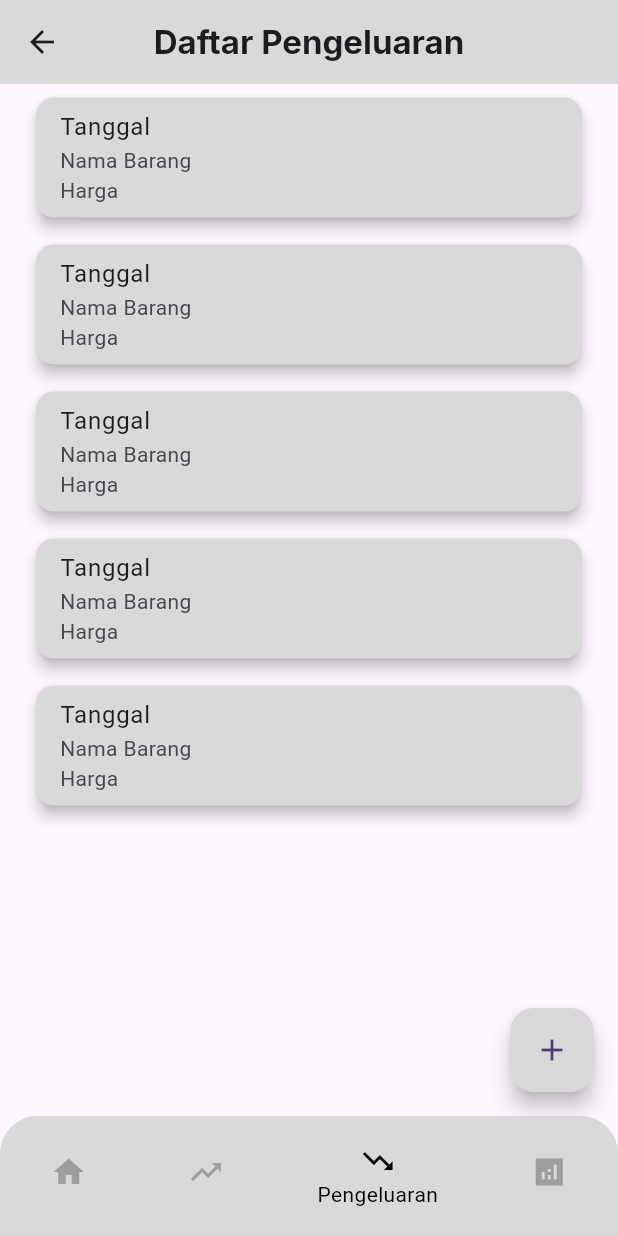
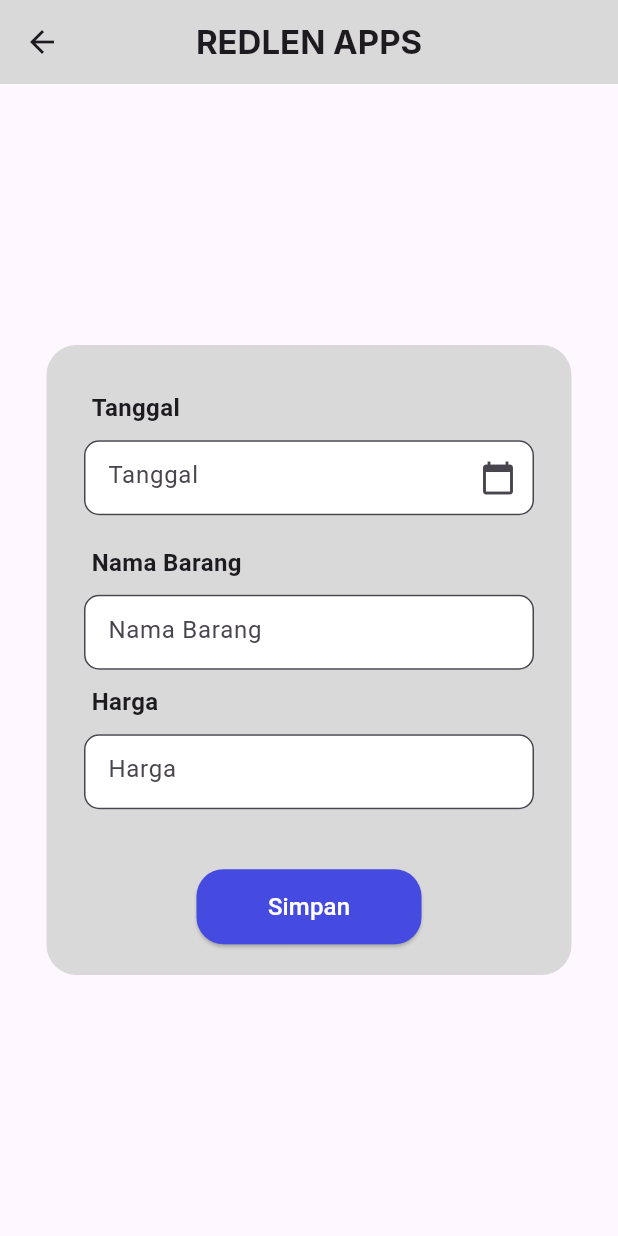
Before and after one commit to prgtyfzh/063_RedlenShoesCleaning, a Flutter app: the DashboardAdmin screen opened directly, item 3 of the bottom bar chosen, after a tap on the "add" icon, on a phone screen of 412 x 824 dp. Run offline on Flutter 3.47's test engine with Material 2 defaults, Android fonts, the phone set to English and light mode, and no system bars; our stand-ins replace google_fonts.

Commit message:
membuat form create pengeluaran

```diff
--- a/lib/view/dashboardadmin.dart
+++ b/lib/view/dashboardadmin.dart
@@ -1,5 +1,6 @@
 import 'package:flutter/material.dart';
 import 'package:google_fonts/google_fonts.dart';
+import 'package:redlenshoescleaning/view/pengeluaran/createpengeluaran.dart';
 
 class DashboardAdmin extends StatefulWidget {
   const DashboardAdmin({Key? key}) : super(key: key);
@@ -255,12 +256,12 @@ class _DashboardAdminState extends State<DashboardAdmin> {
           ),
           floatingActionButton: FloatingActionButton(
             onPressed: () {
-              // Navigator.push(
-              //   context,
-              //   MaterialPageRoute(
-              //     builder: (context) => const AddContact(),
-              //   ),
-              // );
+              Navigator.push(
+                context,
+                MaterialPageRoute(
+                  builder: (context) => const CreatePengeluaran(),
+                ),
+              );
             },
             backgroundColor: const Color(0xFFD9D9D9),
             child: const Icon(Icons.add),
--- /dev/null
+++ b/lib/view/pengeluaran/createpengeluaran.dart
@@ -0,0 +1,200 @@
+import 'package:flutter/material.dart';
+import 'package:google_fonts/google_fonts.dart';
+
+class CreatePengeluaran extends StatefulWidget {
+  const CreatePengeluaran({super.key});
+
+  @override
+  State<CreatePengeluaran> createState() => _CreatePengeluaranState();
+}
+
+class _CreatePengeluaranState extends State<CreatePengeluaran> {
+  final TextEditingController _tanggalController = TextEditingController();
+
+  @override
+  Widget build(BuildContext context) {
+    return Scaffold(
+      appBar: AppBar(
+        backgroundColor: const Color(0xFFD9D9D9),
+        centerTitle: true,
+        title: Text(
+          'REDLEN APPS',
+          style: GoogleFonts.inter(
+            fontWeight: FontWeight.bold,
+          ),
+        ),
+      ),
+      body: Center(
+        child: Padding(
+          padding: const EdgeInsets.all(20.0),
+          child: Container(
+            width: 350,
+            height: 420,
+            decoration: BoxDecoration(
+              color: const Color(0xFFD9D9D9),
+              borderRadius: BorderRadius.circular(20),
+            ),
+            child: Center(
+              child: Column(
+                mainAxisAlignment: MainAxisAlignment.center,
+                children: [
+                  const Padding(
+                    padding: EdgeInsets.symmetric(
+                      vertical: 10.0,
+                      horizontal: 30.0,
+                    ),
+                    child: Align(
+                      alignment: Alignment.centerLeft,
+                      child: Text(
+                        'Tanggal', // Teks di atas TextFormField
+                        style: TextStyle(
+                          fontSize: 16,
+                          fontWeight: FontWeight.bold,
+                        ),
+                        textAlign: TextAlign.start,
+                      ),
+                    ),
+                  ),
+                  SizedBox(
+                    width: 300,
+                    height: 50,
+                    child: TextFormField(
+                      // controller: _tanggalController,
+                      decoration: InputDecoration(
+                        hintText: 'Tanggal',
+                        border: OutlineInputBorder(
+                          borderRadius: BorderRadius.circular(10.0),
+                        ),
+                        filled: true,
+                        fillColor: Colors.white,
+                        suffixIcon: IconButton(
+                          icon: const Icon(Icons.calendar_today),
+                          onPressed: () {
+                            // DatePicker.showDatePicker(
+                            //   context,
+                            //   showTitleActions: true,
+                            //   minTime: DateTime(2000, 1, 1),
+                            //   maxTime: DateTime(2030, 12, 31),
+                            //   onConfirm: (date) {
+                            //     _tanggalController.text = date
+                            //         .toString(); // Atur nilai teks sesuai tanggal yang dipilih
+                            //   },
+                            //   currentTime: DateTime.now(),
+                            //   locale: LocaleType.en,
+                            // );
+                          },
+                        ),
+                      ),
+                      readOnly: true, // Disable manual text input
+                      controller:
+                          _tanggalController, // Use a TextEditingController to control the text field value
+                    ),
+                  ),
+                  const SizedBox(height: 10),
+                  const Padding(
+                    padding: EdgeInsets.symmetric(
+                      vertical: 10.0,
+                      horizontal: 30.0,
+                    ),
+                    child: Align(
+                      alignment: Alignment.centerLeft,
+                      child: Text(
+                        'Nama Barang', // Teks di atas TextFormField
+                        style: TextStyle(
+                          fontSize: 16,
+                          fontWeight: FontWeight.bold,
+                        ),
+                        textAlign: TextAlign.start,
+                      ),
+                    ),
+                  ),
+                  SizedBox(
+                    width: 300,
+                    height: 50,
+                    child: TextFormField(
+                      // controller: _tanggalController,
+                      decoration: InputDecoration(
+                        hintText: 'Nama Barang',
+                        border: OutlineInputBorder(
+                          borderRadius: BorderRadius.circular(10.0),
+                        ),
+                        filled: true,
+                        fillColor: Colors.white,
+                      ),
+                    ),
+                  ),
+                  const Padding(
+                    padding: EdgeInsets.symmetric(
+                      vertical: 10.0,
+                      horizontal: 30.0,
+                    ),
+                    child: Align(
+                      alignment: Alignment.centerLeft,
+                      child: Text(
+                        'Harga', // Teks di atas TextFormField
+                        style: TextStyle(
+                          fontSize: 16,
+                          fontWeight: FontWeight.bold,
+                        ),
+                        textAlign: TextAlign.start,
+                      ),
+                    ),
+                  ),
+                  SizedBox(
+                    width: 300,
+                    height: 50,
+                    child: TextFormField(
+                      // controller: _tanggalController,
+                      decoration: InputDecoration(
+                        hintText: 'Harga',
+                        border: OutlineInputBorder(
+                          borderRadius: BorderRadius.circular(10.0),
+                        ),
+                        filled: true,
+                        fillColor: Colors.white,
+                      ),
+                    ),
+                  ),
+                  const SizedBox(height: 40),
+                  ElevatedButton(
+                    onPressed: () {
+                      // Retrieve the values from the text fields
+                      // String tanggal = _tanggalController.text;
+                      // String nama = _namaController.text;
+                      // String harga = _hargaController.text;
+
+                      // Do something with the data (e.g., add it to a list, save to a database, etc.)
+                      // ...
+
+                      // Clear the text fields
+                      // _tanggalController.clear();
+                      // _namaController.clear();
+                      // _hargaController.clear();
+
+                      // Show a snackbar or navigate to a new screen to indicate successful data submission
+                      // ...
+                    },
+                    style: ElevatedButton.styleFrom(
+                      backgroundColor: const Color(0xFF454BE0),
+                      shape: RoundedRectangleBorder(
+                        borderRadius: BorderRadius.circular(18),
+                      ),
+                      minimumSize: const Size(150, 50),
+                    ),
+                    child: const Text(
+                      'Simpan',
+                      style: TextStyle(
+                        fontSize: 16,
+                        color: Colors.white,
+                      ),
+                    ),
+                  ),
+                ],
+              ),
+            ),
+          ),
+        ),
+      ),
+    );
+  }
+}
--- a/pubspec.yaml
+++ b/pubspec.yaml
@@ -14,6 +14,7 @@ dependencies:
 
   cupertino_icons: ^1.0.2
   google_fonts: ^5.1.0
+  flutter_datetime_picker: ^1.5.1
 
 dev_dependencies:
   flutter_test:
```
Also changed, not shown: pubspec.lock.
